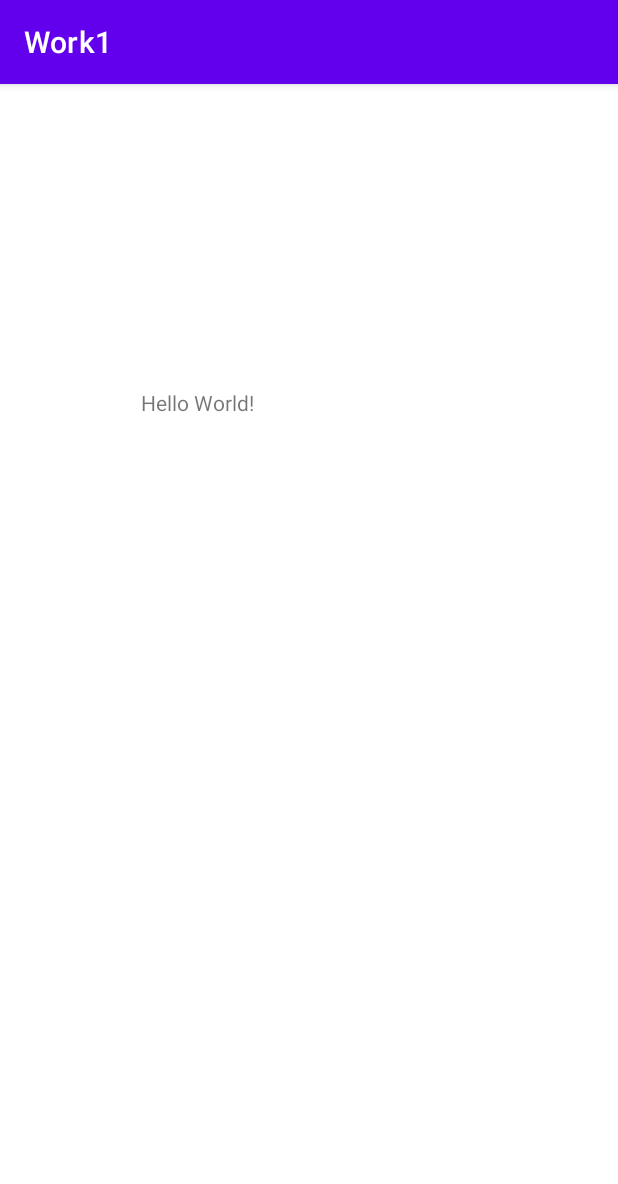
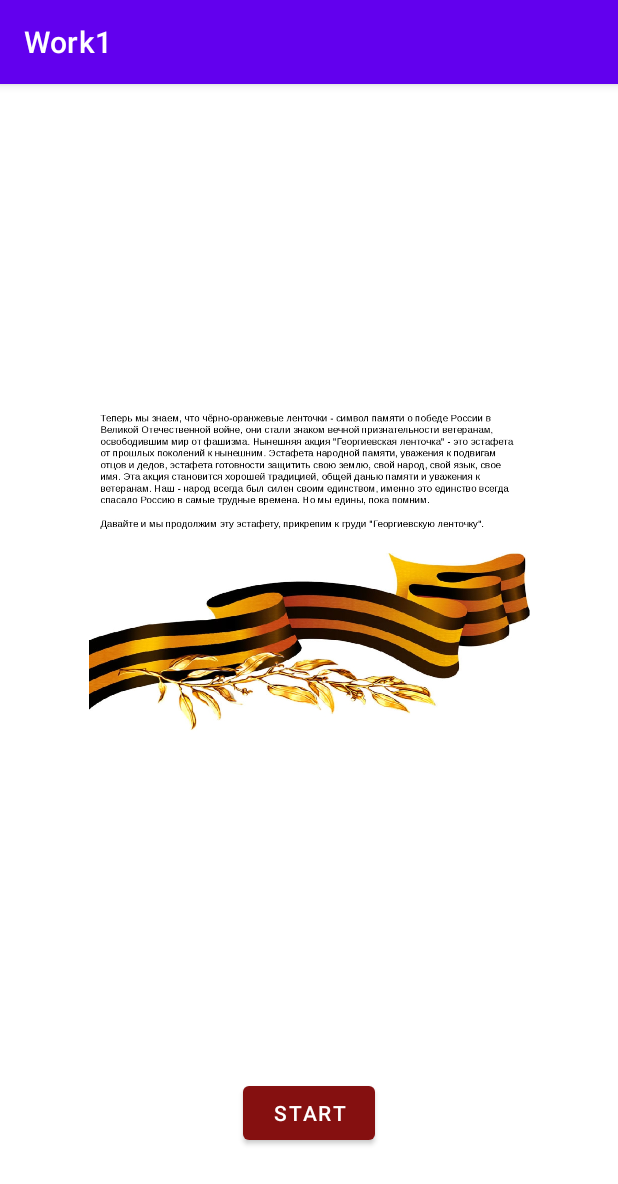
Before and after one commit to todian-tornero/Android_1, an Android app: the screen it shows after launch (MainActivity), on a phone screen of 412 x 824 dp. Shown: the top 1184 px of the screen. Run offline under Robolectric (Android 15) with nearby library versions, the phone set to English and light mode, and no system bars.

Commit message:
Добавил кнопку и картинку

```diff
--- a/app/src/main/res/layout/activity_main.xml
+++ b/app/src/main/res/layout/activity_main.xml
@@ -6,15 +6,27 @@
     android:layout_height="match_parent"
     tools:context=".MainActivity">
 
-    <TextView
+    <ImageView
+        android:id="@+id/imageView2"
+        android:layout_width="294dp"
+        android:layout_height="0dp"
+        android:layout_marginBottom="18dp"
+        android:contentDescription="TODO"
+        app:layout_constraintBottom_toTopOf="@+id/button"
+        app:layout_constraintEnd_toEndOf="parent"
+        app:layout_constraintStart_toStartOf="parent"
+        app:layout_constraintTop_toTopOf="parent"
+        app:srcCompat="@drawable/img26" />
+
+    <Button
+        android:id="@+id/button"
         android:layout_width="wrap_content"
         android:layout_height="wrap_content"
-        android:text="Hello World!"
+        android:layout_marginBottom="58dp"
+        android:text="@string/button_name"
+        app:backgroundTint="#851010"
         app:layout_constraintBottom_toBottomOf="parent"
-        app:layout_constraintHorizontal_bias="0.28"
-        app:layout_constraintLeft_toLeftOf="parent"
-        app:layout_constraintRight_toRightOf="parent"
-        app:layout_constraintTop_toTopOf="parent"
-        app:layout_constraintVertical_bias="0.271" />
-
+        app:layout_constraintEnd_toEndOf="parent"
+        app:layout_constraintStart_toStartOf="parent"
+        app:layout_constraintTop_toBottomOf="@+id/imageView2" />
 </androidx.constraintlayout.widget.ConstraintLayout>
--- a/app/src/main/res/values/strings.xml
+++ b/app/src/main/res/values/strings.xml
@@ -1,3 +1,4 @@
 <resources>
     <string name="app_name">Work1</string>
+    <string name="button_name">Start</string>
 </resources>
```
Also changed, not shown: app/src/main/res/drawable/img26.jpg (added).
